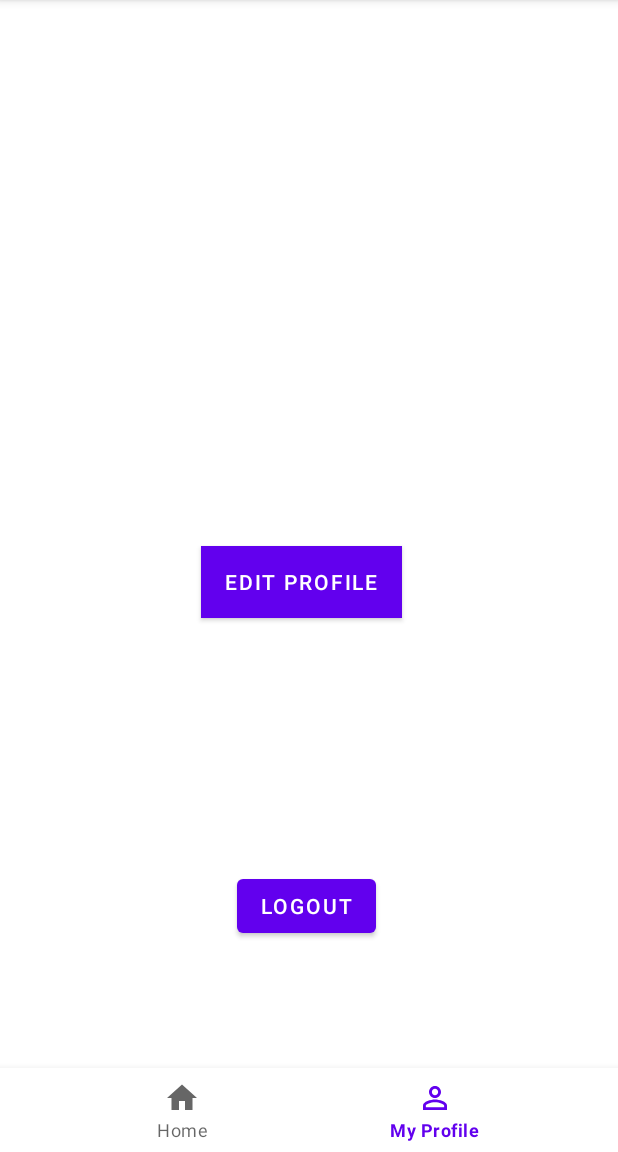
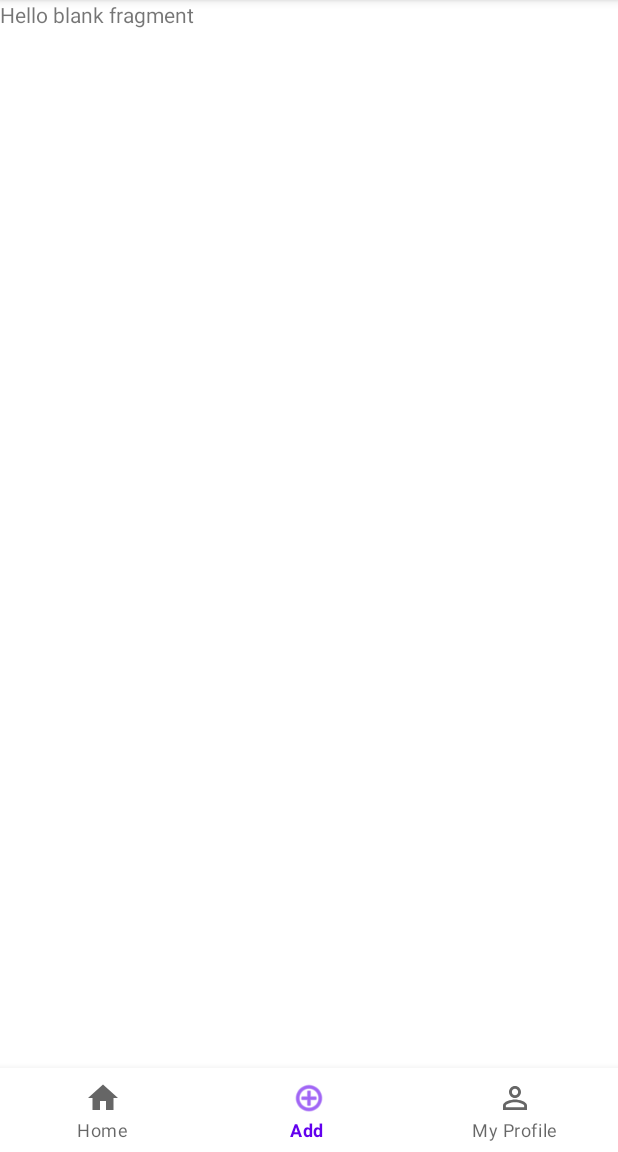
Before and after one commit to lmsiu/Boba-Buddy, an Android app: the MainActivity screen opened directly, with no data from a screen before it, item 2 of the bottom bar chosen, on a phone screen of 412 x 824 dp, the part 84-1236 px from its top. Run offline under Robolectric (Android 15) with nearby library versions, the phone set to English and light mode, and no system bars.

Commit message:
tested out login, added message button, and added Yelp Fragment

```diff
--- a/app/src/main/java/com/example/bobabuddy/MainActivity.java
+++ b/app/src/main/java/com/example/bobabuddy/MainActivity.java
@@ -10,6 +10,7 @@ import android.view.MenuItem;
 
 import com.example.bobabuddy.fragments.HomeFragment;
 import com.example.bobabuddy.fragments.MyProfileFragment;
+import com.example.bobabuddy.fragments.YelpFragment;
 import com.google.android.material.bottomnavigation.BottomNavigationView;
 
 public class MainActivity extends AppCompatActivity {
@@ -35,6 +36,9 @@ public class MainActivity extends AppCompatActivity {
                     case R.id.myprofileitem:
                         fragment = new MyProfileFragment();
                         break;
+                    case R.id.miadd:
+                        fragment = new YelpFragment();
+                        break;
                     case R.id.homeitem:
                     default:
                         fragment = new HomeFragment();
--- a/app/src/main/java/com/example/bobabuddy/ParseApplication.java
+++ b/app/src/main/java/com/example/bobabuddy/ParseApplication.java
@@ -14,8 +14,8 @@ public class ParseApplication extends Application {
         // any network interceptors must be added with the Configuration Builder given this syntax
         Parse.initialize(new Parse.Configuration.Builder(this)
                 //TODO myappid, yourclient key, and server url need to be filled in from back4app
-                .applicationId("myAppId") // should correspond to Application Id env variable
-                .clientKey("yourClientKey")  // should correspond to Client key env variable
+                .applicationId("WPeYGcjX7tDXeonMNyXO0nT9p8Yz1PthS6XrpJij") // should correspond to Application Id env variable
+                .clientKey("2d6gXwT8Z18CGoQtVM9dcvyQg7ENAZEgUPFnTzLc")  // should correspond to Client key env variable
                 //make sure this server url has https NOT http
                         .server("https://parseapi.back4app.com").build());
     }
--- a/app/src/main/java/com/example/bobabuddy/fragments/MyProfileFragment.java
+++ b/app/src/main/java/com/example/bobabuddy/fragments/MyProfileFragment.java
@@ -43,7 +43,7 @@ public class MyProfileFragment extends Fragment {
             @Override
             public void onClick(View v) {
                 //Logs out user TODO comment out when back4app is setup
-                //ParseUser.logOut();
+                ParseUser.logOut();
                 goLoginActivity();
 
 
--- /dev/null
+++ b/app/src/main/java/com/example/bobabuddy/fragments/YelpFragment.java
@@ -0,0 +1,31 @@
+package com.example.bobabuddy.fragments;
+
+import android.os.Bundle;
+
+import androidx.fragment.app.Fragment;
+
+import android.view.LayoutInflater;
+import android.view.View;
+import android.view.ViewGroup;
+
+import com.example.bobabuddy.R;
+
+//TODO add "yelp" here if possible
+
+public class YelpFragment extends Fragment {
+
+
+    public YelpFragment() {
+        // Required empty public constructor
+    }
+
+
+    @Override
+    public View onCreateView(LayoutInflater inflater, ViewGroup container,
+                             Bundle savedInstanceState) {
+        // Inflate the layout for this fragment
+        return inflater.inflate(R.layout.fragment_yelp, container, false);
+    }
+
+
+}
--- /dev/null
+++ b/app/src/main/res/layout/fragment_yelp.xml
@@ -0,0 +1,14 @@
+<?xml version="1.0" encoding="utf-8"?>
+<FrameLayout xmlns:android="http://schemas.android.com/apk/res/android"
+    xmlns:tools="http://schemas.android.com/tools"
+    android:layout_width="match_parent"
+    android:layout_height="match_parent"
+    tools:context=".fragments.YelpFragment">
+
+    <!-- TODO: Update blank fragment layout -->
+    <TextView
+        android:layout_width="match_parent"
+        android:layout_height="match_parent"
+        android:text="@string/hello_blank_fragment" />
+
+</FrameLayout>
--- a/app/src/main/res/menu/menu_bottom_navigation.xml
+++ b/app/src/main/res/menu/menu_bottom_navigation.xml
@@ -8,6 +8,11 @@
         android:title="Home"
         app:showAsAction="always" />
     <item
+        android:id="@+id/miadd"
+        android:icon="@android:drawable/ic_menu_add"
+        android:title="Add "
+        app:showAsAction="always" />
+    <item
         android:id="@+id/myprofileitem"
         android:icon="@drawable/ic_baseline_perm_identity_24"
         android:title="My Profile"
```
Also changed, not shown: app/src/main/java/com/example/bobabuddy/LoginActivity.java (+7 -7 lines), app/src/main/java/com/example/bobabuddy/Profiles.java (+10 -4 lines), app/src/main/java/com/example/bobabuddy/SignUpActivity.java (+35 -2 lines), app/src/main/res/layout/activity_sign_up.xml (+14 -2 lines), app/src/main/res/layout/itemprofiles.xml (+15 -1 lines).
